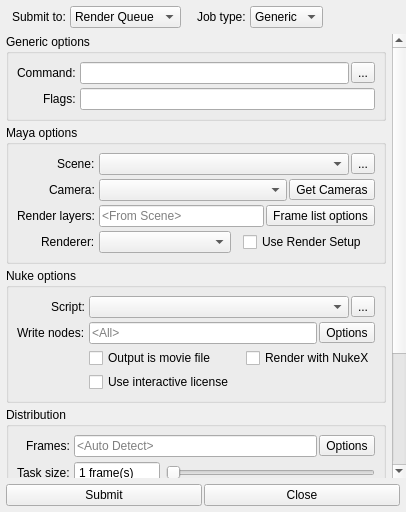
Before: the Qt Designer form submit.ui in all-in-one-of/renderqueue, drawn with Qt 5.
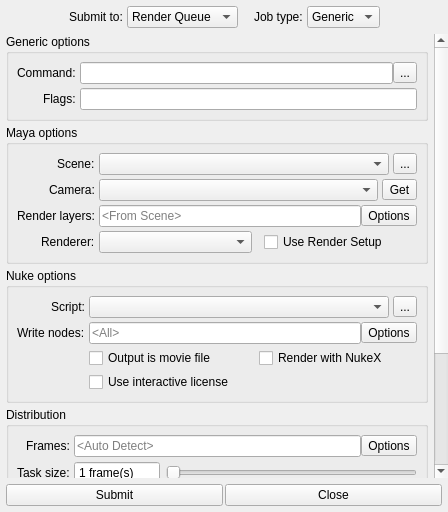
After: the same form once the commit is applied. Icons and pictures are not drawn.

Patch:
```diff
--- a/submit.ui
+++ b/submit.ui
@@ -7,7 +7,7 @@
    <rect>
     <x>0</x>
     <y>0</y>
-    <width>406</width>
+    <width>448</width>
     <height>512</height>
    </rect>
   </property>
@@ -32,13 +32,13 @@
       </property>
       <layout class="QGridLayout" name="header_gridLayout">
        <property name="leftMargin">
-        <number>12</number>
+        <number>6</number>
        </property>
        <property name="topMargin">
         <number>6</number>
        </property>
        <property name="rightMargin">
-        <number>12</number>
+        <number>6</number>
        </property>
        <property name="bottomMargin">
         <number>6</number>
@@ -47,6 +47,19 @@
         <number>4</number>
        </property>
        <item row="0" column="1">
+        <spacer name="header_horizontalSpacer0">
+         <property name="orientation">
+          <enum>Qt::Horizontal</enum>
+         </property>
+         <property name="sizeHint" stdset="0">
+          <size>
+           <width>12</width>
+           <height>20</height>
+          </size>
+         </property>
+        </spacer>
+       </item>
+       <item row="0" column="3">
         <widget class="QComboBox" name="submitTo_comboBox">
          <property name="sizePolicy">
           <sizepolicy hsizetype="Maximum" vsizetype="Fixed">
@@ -66,7 +79,7 @@
          </item>
         </widget>
        </item>
-       <item row="0" column="3">
+       <item row="0" column="5">
         <widget class="QLabel" name="jobType_label">
          <property name="text">
           <string>Job type:</string>
@@ -76,17 +89,7 @@
          </property>
         </widget>
        </item>
-       <item row="0" column="0">
-        <widget class="QLabel" name="submitTo_label">
-         <property name="text">
-          <string>Submit to:</string>
-         </property>
-         <property name="buddy">
-          <cstring>submitTo_comboBox</cstring>
-         </property>
-        </widget>
-       </item>
-       <item row="0" column="4">
+       <item row="0" column="6">
         <widget class="QComboBox" name="jobType_comboBox">
          <property name="sizePolicy">
           <sizepolicy hsizetype="Maximum" vsizetype="Fixed">
@@ -111,20 +114,20 @@
          </item>
         </widget>
        </item>
-       <item row="0" column="5">
+       <item row="0" column="7">
         <spacer name="header_horizontalSpacer2">
          <property name="orientation">
           <enum>Qt::Horizontal</enum>
          </property>
          <property name="sizeHint" stdset="0">
           <size>
-           <width>40</width>
+           <width>12</width>
            <height>20</height>
           </size>
          </property>
         </spacer>
        </item>
-       <item row="0" column="2">
+       <item row="0" column="4">
         <spacer name="header_horizontalSpacer1">
          <property name="orientation">
           <enum>Qt::Horizontal</enum>
@@ -140,6 +143,16 @@
          </property>
         </spacer>
        </item>
+       <item row="0" column="2">
+        <widget class="QLabel" name="submitTo_label">
+         <property name="text">
+          <string>Submit to:</string>
+         </property>
+         <property name="buddy">
+          <cstring>submitTo_comboBox</cstring>
+         </property>
+        </widget>
+       </item>
       </layout>
      </widget>
     </item>
@@ -168,8 +181,8 @@
         <rect>
          <x>0</x>
          <y>0</y>
-         <width>389</width>
-         <height>546</height>
+         <width>435</width>
+         <height>605</height>
         </rect>
        </property>
        <property name="noBackground" stdset="0">
@@ -242,7 +255,7 @@
              </property>
              <layout class="QHBoxLayout" name="command_horizontalLayout">
               <property name="spacing">
-               <number>2</number>
+               <number>0</number>
               </property>
               <property name="margin">
                <number>0</number>
@@ -294,7 +307,7 @@
              </property>
              <layout class="QHBoxLayout" name="flags_horizontalLayout">
               <property name="spacing">
-               <number>2</number>
+               <number>4</number>
               </property>
               <property name="margin">
                <number>0</number>
@@ -386,7 +399,7 @@
              </property>
              <layout class="QHBoxLayout" name="mayaScene_horizontalLayout">
               <property name="spacing">
-               <number>2</number>
+               <number>4</number>
               </property>
               <property name="margin">
                <number>0</number>
@@ -444,7 +457,7 @@
              </property>
              <layout class="QHBoxLayout" name="camera_horizontalLayout">
               <property name="spacing">
-               <number>2</number>
+               <number>4</number>
               </property>
               <property name="margin">
                <number>0</number>
@@ -474,12 +487,7 @@
                  <string>Get camaras from Maya</string>
                 </property>
                 <property name="text">
-                 <string>Get Cameras</string>
-                </property>
-                <property name="icon">
-                 <iconset>
-                  <normaloff>:/rsc/rsc/icon_refresh.png</normaloff>
-                  <disabledoff>:/rsc/rsc/icon_refresh_disabled.png</disabledoff>:/rsc/rsc/icon_refresh.png</iconset>
+                 <string>Get</string>
                 </property>
                 <property name="iconSize">
                  <size>
@@ -505,7 +513,7 @@
              </property>
              <layout class="QHBoxLayout" name="layers_horizontalLayout">
               <property name="spacing">
-               <number>2</number>
+               <number>0</number>
               </property>
               <property name="margin">
                <number>0</number>
@@ -528,22 +536,11 @@
               </item>
               <item>
                <widget class="QToolButton" name="layerOptions_toolButton">
-                <property name="sizePolicy">
-                 <sizepolicy hsizetype="Maximum" vsizetype="Fixed">
-                  <horstretch>0</horstretch>
-                  <verstretch>0</verstretch>
-                 </sizepolicy>
-                </property>
                 <property name="toolTip">
                  <string>Render layer options</string>
                 </property>
                 <property name="text">
-                 <string>Frame list options</string>
-                </property>
-                <property name="icon">
-                 <iconset>
-                  <normaloff>:/rsc/rsc/icon_settings.png</normaloff>
-                  <disabledoff>:/rsc/rsc/icon_settings_disabled.png</disabledoff>:/rsc/rsc/icon_settings.png</iconset>
+                 <string>Options</string>
                 </property>
                 <property name="iconSize">
                  <size>
@@ -697,7 +694,7 @@
              </property>
              <layout class="QHBoxLayout" name="nukeScript_horizontalLayout">
               <property name="spacing">
-               <number>2</number>
+               <number>4</number>
               </property>
               <property name="margin">
                <number>0</number>
@@ -755,7 +752,7 @@
              </property>
              <layout class="QHBoxLayout" name="writeNodes_horizontalLayout">
               <property name="spacing">
-               <number>2</number>
+               <number>0</number>
               </property>
               <property name="margin">
                <number>0</number>
@@ -778,12 +775,6 @@
               </item>
               <item>
                <widget class="QToolButton" name="writeNodeOptions_toolButton">
-                <property name="sizePolicy">
-                 <sizepolicy hsizetype="Maximum" vsizetype="Fixed">
-                  <horstretch>0</horstretch>
-                  <verstretch>0</verstretch>
-                 </sizepolicy>
-                </property>
                 <property name="toolTip">
                  <string>Write node options</string>
                 </property>
@@ -926,7 +917,7 @@
              </property>
              <layout class="QHBoxLayout" name="frames_horizontalLayout">
               <property name="spacing">
-               <number>2</number>
+               <number>0</number>
               </property>
               <property name="margin">
                <number>0</number>
@@ -949,12 +940,6 @@
               </item>
               <item>
                <widget class="QToolButton" name="frameListOptions_toolButton">
-                <property name="sizePolicy">
-                 <sizepolicy hsizetype="Maximum" vsizetype="Fixed">
-                  <horstretch>0</horstretch>
-                  <verstretch>0</verstretch>
-                 </sizepolicy>
-                </property>
                 <property name="toolTip">
                  <string>Frame list options</string>
                 </property>
```
Left out of the diff: 301 changed lines with no effect on the pictures.
